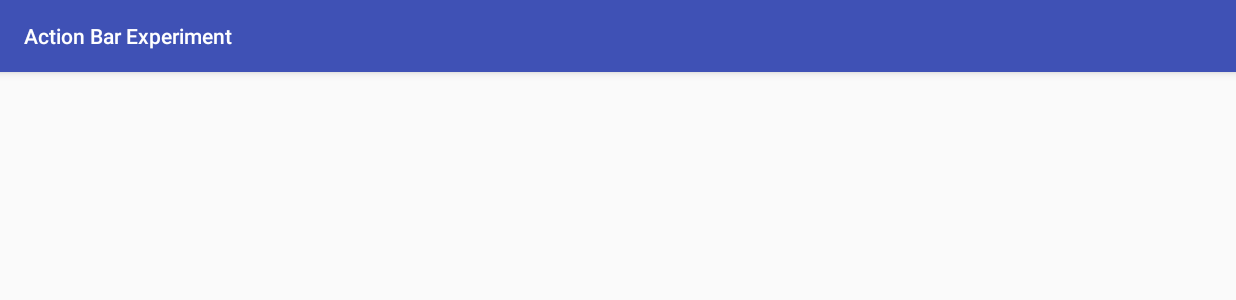
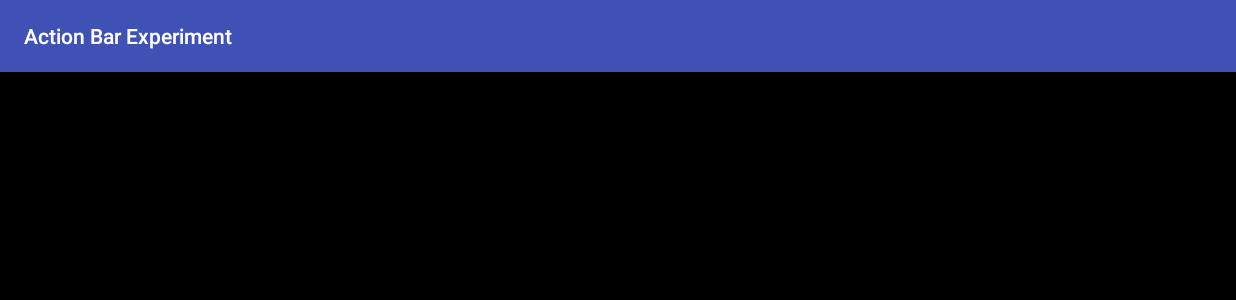
Before and after one commit to keenanodenkirk/Actionbar_Expiment, an Android app: the screen it shows after launch (MainActivity), on a phone screen of 824 x 412 dp (held sideways). Shown: the top 300 px of the screen. Run offline under Robolectric (Android 15) with nearby library versions, the phone set to English and light mode, and no system bars; plain views replace LinearLayout.

Commit message:
Formats activity_main with a fragment container

```diff
--- a/app/src/main/res/layout/activity_main.xml
+++ b/app/src/main/res/layout/activity_main.xml
@@ -5,6 +5,17 @@
     android:layout_width="fill_parent"
     android:layout_height="fill_parent"
     android:layout_gravity="center"
+    android:background = "@color/black"
+    android:orientation = "vertical"
     tools:context="com.example.keenanodenkirk14.actionbarexperiment.MainActivity">
 
+    <LinearLayout
+        android:id="@+id/fragment_container"
+        android:orientation="vertical"
+        android:layout_width = "match_parent"
+        android:layout_height = "wrap_content"
+        android:layout_gravity = "center_horizontal">
+
+    </LinearLayout>
+
 </android.support.constraint.LinearLayout>
```
